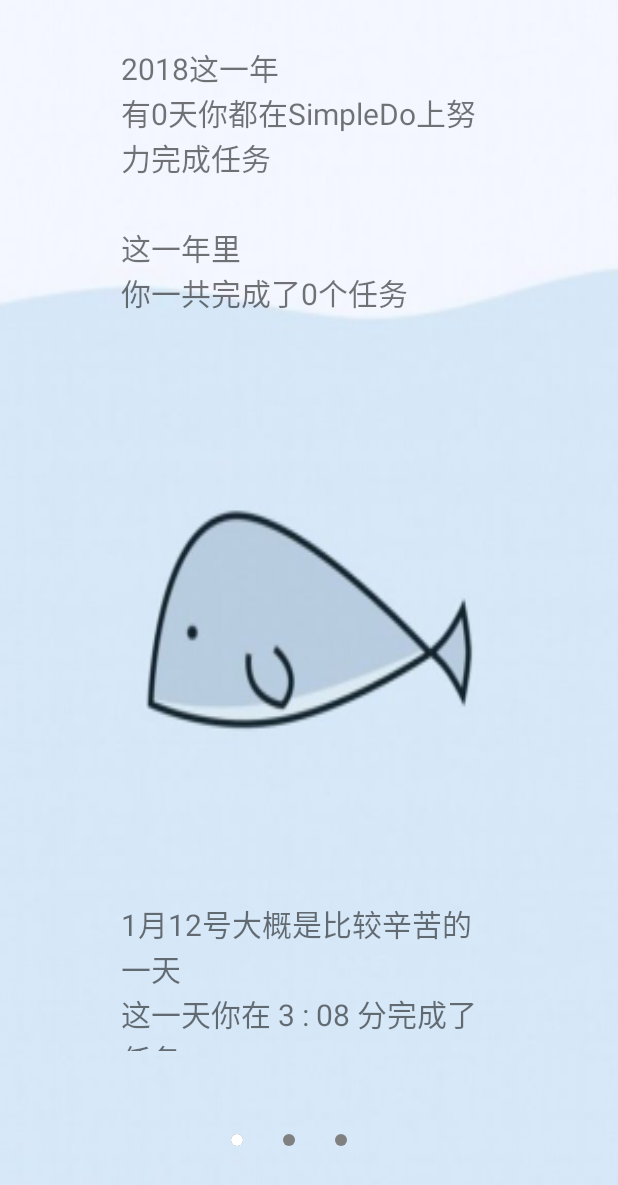
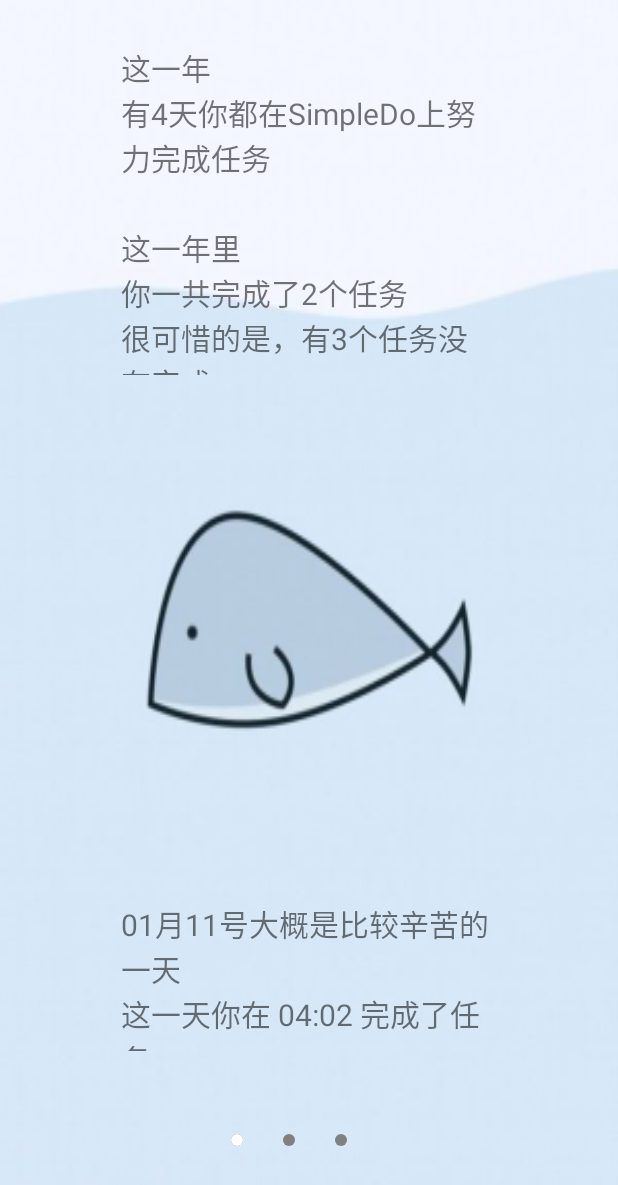
Before and after one commit to LEOch007/SimpleDo, an Android app: the Summary screen opened directly, with no data from a screen before it, on a phone screen of 412 x 824 dp. Shown: the top 1185 px of the screen. Run offline under Robolectric (Android 15) with nearby library versions, the light colour scheme and no system bars.

Commit message:
完善年度报告的统计 增加时间轴的侧滑菜单

```diff
--- a/app/build.gradle
+++ b/app/build.gradle
@@ -33,5 +33,4 @@ dependencies {
     compile fileTree(dir:'libs',include:['*.jar'])
     testCompile 'junit:junit:4.12'
     compile'de.hdodenhof:circleimageview:2.1.0'
-
 }
--- a/app/src/main/java/com/gy/linjliang/simpledo/MainActivity.java
+++ b/app/src/main/java/com/gy/linjliang/simpledo/MainActivity.java
@@ -89,7 +89,7 @@ public class MainActivity extends AppCompatActivity {
 
         }
 
-        navigationView.setCheckedItem(R.id.activityday);
+        navigationView.setCheckedItem(R.id.activityMain);
         navigationView.setNavigationItemSelectedListener(new NavigationView.OnNavigationItemSelectedListener() {
             @Override
             public boolean onNavigationItemSelected(@NonNull MenuItem item) {
--- a/app/src/main/java/com/gy/linjliang/simpledo/Summary.java
+++ b/app/src/main/java/com/gy/linjliang/simpledo/Summary.java
@@ -5,7 +5,6 @@ import android.database.sqlite.SQLiteDatabase;
 import android.os.Bundle;
 import android.support.v4.view.ViewPager;
 import android.support.v7.app.AppCompatActivity;
-import android.util.Log;
 import android.view.LayoutInflater;
 import android.view.View;
 import android.view.ViewGroup;
@@ -16,8 +15,8 @@ import android.widget.LinearLayout;
 import android.widget.RelativeLayout;
 import android.widget.TextView;
 
+
 import java.util.ArrayList;
-import java.util.Calendar;
 import java.util.HashMap;
 import java.util.List;
 import java.util.Map;
@@ -36,9 +35,9 @@ public class Summary extends AppCompatActivity {
     private TextView text1;
     private TextView text2;
     private TextView text3;
-    private String[] actual_text1;
-    private String[] actual_text2;
-    private String[] actual_text3;
+    private String[] text_page1;
+    private String[] text_page2;
+    private String[] text_page3;
     private MyDatabase myDatabase;
 
     @Override
@@ -47,10 +46,19 @@ public class Summary extends AppCompatActivity {
         setContentView(R.layout.summary);
         initView();
         initData();
-        myDatabase = new MyDatabase(this,"Item.db",null,1);
+        myDatabase = new MyDatabase(this,"Finalitem.db",null,1);
+        myDatabase.insert(new item("10","1","这是一条今天数据1这是一条测试数据1这是一条测试数据1","2018","01","08","08","02","2018","01","11","09","02","0"));
+        myDatabase.insert(new item("11","1","这是一条明天数据2","2018","01","09","08","02","2018","01","11","09","02","0"));
+        myDatabase.insert(new item("12","1","这是一条昨天数据3","2018","01","07","08","02","2018","01","11","09","02","0"));
+        myDatabase.insert(new item("13","1","22:55完成数据","2018","01","10","08","02","2018","01","11","22","55","1"));
+        myDatabase.insert(new item("14","1","4:00完成数据","2018","01","10","08","02","2018","01","11","04","02","1"));
+
         SQLiteDatabase db = myDatabase.getReadableDatabase();
         Cursor cursor;
         String finalContent = "";
+
+
+        // String 日期 DateStatics 存储该日期的任务情况，包括任务总数、未完成任务数、已完成任务数
         Map<String,DateStatics> dateMap = new HashMap<>();
 
         cursor = db.rawQuery("select * from item",null);
@@ -65,7 +73,7 @@ public class Summary extends AppCompatActivity {
             DateStatics info = new DateStatics();
             if(dateMap.containsKey(date)){
                 DateStatics old_info = dateMap.get(date);
-                if(isfinish == "0"){
+                if(isfinish.equals("0")){
                     old_info.undoAddOne();
                 }else {
                     old_info.finishedAddOne();
@@ -73,7 +81,7 @@ public class Summary extends AppCompatActivity {
                 dateMap.put(date,old_info);
             }
             else {
-                if(isfinish == "0"){
+                if(isfinish.equals("0")){
                     info.undoAddOne();
                 }else {
                     info.finishedAddOne();
@@ -105,6 +113,7 @@ public class Summary extends AppCompatActivity {
             if(info.getCount() > maxUndoCnt){
                 maxUndoCnt = info.getUndoCnt();
                 maxUndoDate = entry.getKey();
+                maxUndoDate = entry.getKey();
             }
             allUndoCnt += info.getUndoCnt();
             allCnt += info.getCount();
@@ -116,9 +125,21 @@ public class Summary extends AppCompatActivity {
             finalContent = cursor.getString(cursor.getColumnIndex("content"));
         }
 
-        String sample_text1 = "2018这一年\n" +
+        String lateHour = "";
+        String lateMin = "";
+        String lateMonth = "";
+        String lateDay = "";
+        cursor = db.rawQuery("select * from item where finishhour < \"05\" or finishhour > \"21\" order by finishhour ASC",null);
+        cursor.moveToFirst();
+        if(!cursor.isAfterLast()){
+            lateHour = cursor.getString(cursor.getColumnIndex("finishhour"));
+            lateMin = cursor.getString(cursor.getColumnIndex("finishmin"));
+            lateMonth = cursor.getString(cursor.getColumnIndex("finishmonth"));
+            lateDay = cursor.getString(cursor.getColumnIndex("finishday"));
+        }
+
+        String sample_text1 = "这一年\n" +
                 "有" + String.valueOf(dateCnt) + "天你都在SimpleDo上努力完成任务";
-
 
         String sample_text2 = "这一年里\n" +
                 "你一共完成了" + String.valueOf(allCnt - allUndoCnt) + "个任务\n" +
@@ -133,23 +154,35 @@ public class Summary extends AppCompatActivity {
                 "你每天都在晚上十点前完成了任务\n" +
                 "很棒哦";
 
-        sample_text3 = "1月12号大概是比较辛苦的一天\n" +
-                "这一天你在 3 : 08 分完成了任务\n" +
-                "带着疲惫感和满足感开始入睡";
+        if(!lateHour.equals("")){
+            sample_text3 = lateMonth +"月" + lateDay + "号大概是比较辛苦的一天\n" +
+                    "这一天你在 "+ lateHour + ":" + lateMin +" 完成了任务\n" +
+                    "带着疲惫感和满足感开始入睡";
+        }
 
         String sample_text4 = "在整一年中\n" +
                 "你没有一件任务没有完成\n" +
                 "简直棒呆！";
 
-        if(allUndoCnt == 0){
-            sample_text4 = "10月3号，\n" +
-                    "可能是你悄悄偷懒的一天，\n" +
+        if(allUndoCnt > 0){
+            String month = maxUndoDate.split("-")[1];
+            String day = maxUndoDate.split("-")[2];
+            sample_text4 = month +"月" + day + "号\n" +
+                    "可能是你悄悄偷懒的一天\n" +
                     "这一天，你有" + String.valueOf(maxUndoCnt) + "件任务没有完成";
         }
 
-        String sample_text5 = "10月4号\n" +
+        String sample_text5 = "1月1号\n" +
                 "这一天你效率超高\n" +
                 "完成了" + String.valueOf(maxFinishCnt) + "个任务";
+
+        if(!maxFinishDate.equals("")){
+            String month = maxFinishDate.split("-")[1];
+            String day = maxFinishDate.split("-")[2];
+            sample_text5 = month +"月" + day + "号\n" +
+                    "这一天你效率超高\n" +
+                    "完成了" + String.valueOf(maxFinishCnt) + "个任务";
+        }
 
         String sample_text6 = "你今年的最后一个任务是\n" +
                 finalContent +
@@ -160,9 +193,9 @@ public class Summary extends AppCompatActivity {
                 "越来越好~";
         String sample_text_empty = "";
 
-        actual_text1 = new String[]{sample_text1,sample_text2,sample_text3};
-        actual_text2 = new String[]{sample_text4,sample_text5,sample_text6};
-        actual_text3 = new String[]{sample_text7,sample_text_empty,sample_text_empty};
+        text_page1 = new String[]{sample_text1,sample_text2,sample_text3};
+        text_page2 = new String[]{sample_text4,sample_text5,sample_text6};
+        text_page3 = new String[]{sample_text7,sample_text_empty,sample_text_empty};
 
         mIn_vp.setAdapter(new ViewPagerAdapter(mViewList));
         addDots();
@@ -204,19 +237,19 @@ public class Summary extends AppCompatActivity {
 
                 switch (position){
                     case 0:
-                        text1.setText(actual_text1[0]);
-                        text2.setText(actual_text1[1]);
-                        text3.setText(actual_text1[2]);
+                        text1.setText(text_page1[0]);
+                        text2.setText(text_page1[1]);
+                        text3.setText(text_page1[2]);
                         break;
                     case 1:
-                        text1.setText(actual_text2[0]);
-                        text2.setText(actual_text2[1]);
-                        text3.setText(actual_text2[2]);
+                        text1.setText(text_page2[0]);
+                        text2.setText(text_page2[1]);
+                        text3.setText(text_page2[2]);
                         break;
                     case 2:
-                        text1.setText(actual_text3[0]);
-                        text2.setText(actual_text3[1]);
-                        text3.setText(actual_text3[2]);
+                        text1.setText(text_page3[0]);
+                        text2.setText(text_page3[1]);
+                        text3.setText(text_page3[2]);
                         break;
                 }
             }
--- a/app/src/main/java/com/gy/linjliang/simpledo/item.java
+++ b/app/src/main/java/com/gy/linjliang/simpledo/item.java
@@ -44,6 +44,27 @@ public class item implements Serializable {
         videopath=null;
     }
 
+    // 重载函数，可以插入是否完成，便于测试
+    public item(String id,String label,String content,String startyear,String startmonth,String startday,String starthour,String startmin,
+                String finishyear,String finishmonth,String finishday,String finishhour,String finishmin,String isfinish){
+        this.id=id;
+        this.label=label;
+        this.content=content;
+        this.startyear=startyear;
+        this.startmonth=startmonth;
+        this.startday=startday;
+        this.starthour=starthour;
+        this.startmin=startmin;
+        this.finishyear=finishyear;
+        this.finishmonth=finishmonth;
+        this.finishday=finishday;
+        this.finishhour=finishhour;
+        this.finishmin=finishmin;
+        this.isfinish=isfinish;
+        imgpath=null;
+        videopath=null;
+    }
+
     public String getLabel(){return label;}
     public String getContent(){return content;}
 
--- a/app/src/main/res/layout/summary.xml
+++ b/app/src/main/res/layout/summary.xml
@@ -1,6 +1,7 @@
 <?xml version="1.0" encoding="utf-8"?>
 <RelativeLayout xmlns:android="http://schemas.android.com/apk/res/android"
     xmlns:tools="http://schemas.android.com/tools"
+    xmlns:app="http://schemas.android.com/apk/res-auto"
     android:id="@+id/activity_main"
     android:layout_width="match_parent"
     android:layout_height="match_parent"
--- a/app/src/main/res/menu/nav_menu.xml
+++ b/app/src/main/res/menu/nav_menu.xml
@@ -1,9 +1,10 @@
 <?xml version="1.0" encoding="utf-8"?>
 <menu xmlns:android="http://schemas.android.com/apk/res/android">
     <group android:checkableBehavior="single">
+        <item android:title="今日任务" android:id="@+id/activityMain"/>
         <item android:title="查看日程" android:id="@+id/activityday"/>
         <item android:title="倒计时时钟" android:id="@+id/activitypotato"/>
         <item android:title="倒数日" android:id="@+id/activityCountdown"/>
-        <item android:title="年度总结报告" android:id="@+id/activitySummary"/>
+        <item android:title="年度总结" android:id="@+id/activitySummary"/>
     </group>
 </menu>
```
Also changed, not shown: app/src/main/java/com/gy/linjliang/simpledo/Datetask.java (+60 -0 lines), app/src/main/java/com/gy/linjliang/simpledo/countdown.java (+16 -8 lines), app/src/main/java/com/gy/linjliang/simpledo/countdown_item.java (+7 -1 lines), app/src/main/java/com/gy/linjliang/simpledo/startupView.java (+0 -9 lines), app/src/main/res/layout/activity_datetask.xml (+16 -0 lines).
